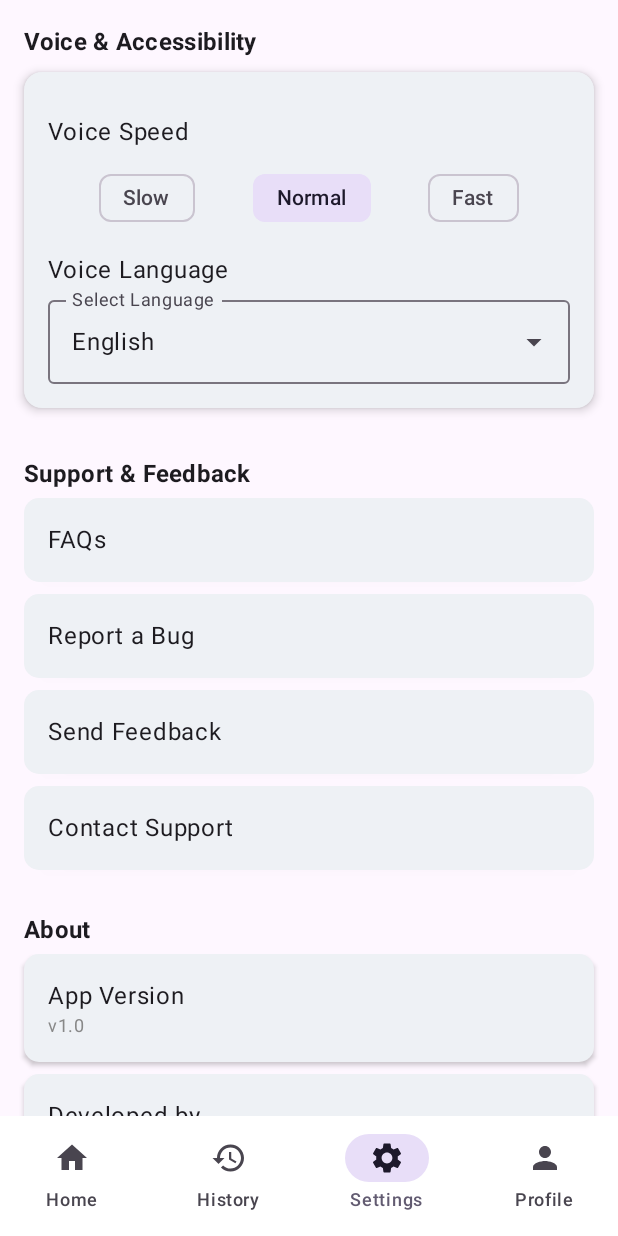
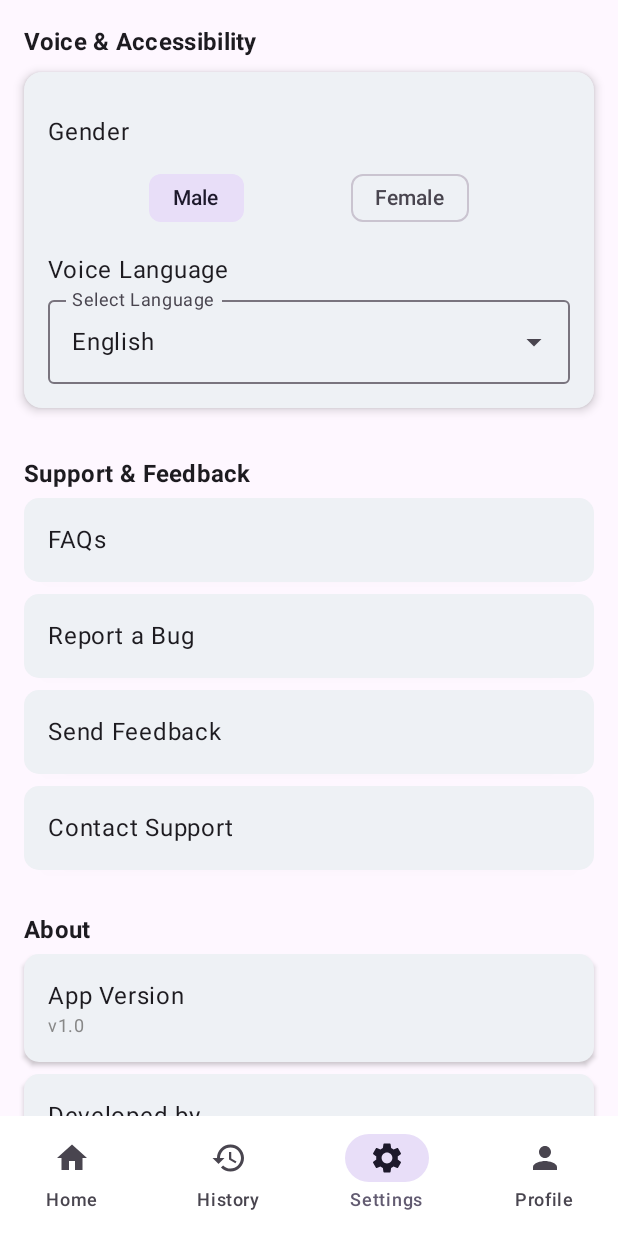
Before and after one commit to Ariifff/PayVoice, an Android app built with Jetpack Compose: the MainScreen screen opened through its navigation route, item 3 of the bottom bar chosen, on a phone screen of 412 x 824 dp. Run offline under Robolectric (Android 15) with nearby library versions, the phone set to English and light mode, and no system bars.

Commit message:
implemented male and female voice with hindi and english

```diff
--- a/app/src/main/java/com/arif/payvoice/mainpage/HomeScreen.kt
+++ b/app/src/main/java/com/arif/payvoice/mainpage/HomeScreen.kt
@@ -19,6 +19,7 @@ import androidx.compose.ui.tooling.preview.Preview
 import androidx.compose.ui.unit.dp
 import androidx.compose.ui.unit.sp
 import com.arif.payvoice.ui.theme.Blue
+import com.arif.payvoice.util.TextSpeaker
 
 @OptIn(ExperimentalMaterial3Api::class)
 @Composable
@@ -70,8 +71,12 @@ fun HomeScreen() {
             )
             Switch(
                 checked = isVoiceOn,
-                onCheckedChange = { isVoiceOn = it }
+                onCheckedChange = {
+                    isVoiceOn = it
+                    sharedPreferences.edit().putBoolean("voice_on", it).apply() //Save toggle state
+                }
             )
+
         }
 
         Text(
@@ -132,5 +137,33 @@ fun HomeScreen() {
             text = "Selected App: $selectedApp",
             style = MaterialTheme.typography.bodySmall.copy(color = Color.DarkGray)
         )
+        Spacer(modifier = Modifier.height(18.dp))
+        TestVoiceButton(context, isVoiceOn)
     }
 }
+
+@Composable
+fun TestVoiceButton(context: Context, isVoiceOn: Boolean) {
+    Button(
+        onClick = {
+            if (!isVoiceOn) return@Button
+
+
+            val prefs = context.getSharedPreferences("Settings", Context.MODE_PRIVATE)
+            val selectedLanguage = prefs.getString("selected_language", "English")
+            val message = when (selectedLanguage) {
+                "Hindi" ->
+                        "Paytm पर 123 रुपए प्राप्त हुए"
+                else ->
+                     "Received Paytm payment of 123 rupees"
+            }
+
+            TextSpeaker.speak(context, message)
+        },
+        modifier = Modifier
+            .fillMaxWidth()
+            .padding(16.dp)
+    ) {
+        Text("🔊 Test Voice Output")
+    }
+}
--- a/app/src/main/java/com/arif/payvoice/mainpage/SettingsScreen.kt
+++ b/app/src/main/java/com/arif/payvoice/mainpage/SettingsScreen.kt
@@ -1,35 +1,16 @@
 package com.arif.payvoice.mainpage
 
-
+import android.content.Context
 import androidx.compose.foundation.clickable
-import androidx.compose.foundation.layout.Arrangement
-import androidx.compose.foundation.layout.Column
-import androidx.compose.foundation.layout.Row
-import androidx.compose.foundation.layout.Spacer
-import androidx.compose.foundation.layout.fillMaxSize
-import androidx.compose.foundation.layout.fillMaxWidth
-import androidx.compose.foundation.layout.height
-import androidx.compose.foundation.layout.padding
+import androidx.compose.foundation.layout.*
 import androidx.compose.foundation.rememberScrollState
 import androidx.compose.foundation.shape.RoundedCornerShape
 import androidx.compose.foundation.verticalScroll
-import androidx.compose.material3.Card
-import androidx.compose.material3.CardDefaults
-import androidx.compose.material3.DropdownMenuItem
-import androidx.compose.material3.ExperimentalMaterial3Api
-import androidx.compose.material3.ExposedDropdownMenuBox
-import androidx.compose.material3.ExposedDropdownMenuDefaults
-import androidx.compose.material3.FilterChip
-import androidx.compose.material3.MaterialTheme
-import androidx.compose.material3.OutlinedTextField
-import androidx.compose.material3.Text
-import androidx.compose.runtime.Composable
-import androidx.compose.runtime.getValue
-import androidx.compose.runtime.mutableStateOf
-import androidx.compose.runtime.remember
-import androidx.compose.runtime.setValue
+import androidx.compose.material3.*
+import androidx.compose.runtime.*
 import androidx.compose.ui.Modifier
 import androidx.compose.ui.graphics.Color
+import androidx.compose.ui.platform.LocalContext
 import androidx.compose.ui.text.font.FontWeight
 import androidx.compose.ui.tooling.preview.Preview
 import androidx.compose.ui.unit.dp
@@ -38,42 +19,53 @@ import com.arif.payvoice.ui.theme.SoftGray
 @Preview
 @Composable
 fun SettingsScreen() {
+    val context = LocalContext.current
     val voiceEnabled = remember { mutableStateOf(true) }
-    val selectedSpeed = remember { mutableStateOf("Normal") }
-    val selectedLanguage = remember { mutableStateOf("English") }
-    val voiceOptions = listOf("Slow", "Normal", "Fast")
+
+
+    // 🔽 Load initial language from SharedPreferences
+    val prefs = context.getSharedPreferences("Settings", Context.MODE_PRIVATE)
+    val initialLanguage = prefs.getString("selected_language", "English") ?: "English"
+    val initialGender = prefs.getString("selected_gender", "Male") ?: "Male"
+    var selectedLanguage by remember { mutableStateOf(initialLanguage) }
+    val selectedGender = remember { mutableStateOf(initialGender) }
+
+    val voiceOptions = listOf("Male", "Female")
     val languageOptions = listOf("English", "Hindi")
     val scrollState = rememberScrollState()
 
-    Column(modifier = Modifier
-        .fillMaxSize()
-        .verticalScroll(scrollState)
-        .padding(16.dp)) {
+    Column(
+        modifier = Modifier
+            .fillMaxSize()
+            .verticalScroll(scrollState)
+            .padding(16.dp)
+    ) {
 
         Text("Voice & Accessibility", style = MaterialTheme.typography.titleMedium, fontWeight = FontWeight.Bold)
 
         Card(
-            modifier = Modifier.fillMaxWidth()
+            modifier = Modifier
+                .fillMaxWidth()
                 .padding(vertical = 8.dp),
             shape = RoundedCornerShape(12.dp),
             elevation = CardDefaults.cardElevation(4.dp),
-            colors = CardDefaults.cardColors(
-                containerColor = SoftGray)
-        )
-        {
+            colors = CardDefaults.cardColors(containerColor = SoftGray)
+        ) {
             Column(Modifier.padding(16.dp)) {
 
-
                 Spacer(modifier = Modifier.height(12.dp))
-                Text("Voice Speed")
+                Text("Gender")
                 Row(
                     horizontalArrangement = Arrangement.SpaceEvenly,
-                    modifier = Modifier.fillMaxWidth().padding(top = 8.dp)
+                    modifier = Modifier
+                        .fillMaxWidth()
+                        .padding(top = 8.dp)
                 ) {
                     voiceOptions.forEach { option ->
                         FilterChip(
-                            selected = selectedSpeed.value == option,
-                            onClick = { selectedSpeed.value = option },
+                            selected = selectedGender.value == option,
+                            onClick = { selectedGender.value = option
+                                prefs.edit().putString("selected_gender", option).apply()},
                             label = { Text(option) },
                             modifier = Modifier.padding(horizontal = 4.dp)
                         )
@@ -84,8 +76,13 @@ fun SettingsScreen() {
                 Text("Voice Language")
                 DropdownMenuField(
                     options = languageOptions,
-                    selectedOption = selectedLanguage.value,
-                    onOptionSelected = { selectedLanguage.value = it }
+                    selectedOption = selectedLanguage,
+                    onOptionSelected = {
+                        selectedLanguage = it
+
+                        // ✅ Save to SharedPreferences
+                        prefs.edit().putString("selected_language", it).apply()
+                    }
                 )
             }
         }
@@ -115,8 +112,7 @@ fun SettingsOption(title: String, subtitle: String? = null, onClick: () -> Unit)
             .fillMaxWidth()
             .padding(vertical = 4.dp)
             .clickable { onClick() },
-        colors = CardDefaults.cardColors(
-            containerColor = SoftGray),
+        colors = CardDefaults.cardColors(containerColor = SoftGray),
         shape = RoundedCornerShape(10.dp),
         elevation = CardDefaults.cardElevation(2.dp)
     ) {
```
Also changed, not shown: app/src/main/java/com/arif/payvoice/receiver/NotificationListenerService.kt (+30 -8 lines), app/src/main/java/com/arif/payvoice/util/SharedPreferencesUtil.kt (added, +23 -0 lines), app/src/main/java/com/arif/payvoice/util/TextSpeaker.kt (+48 -5 lines).
